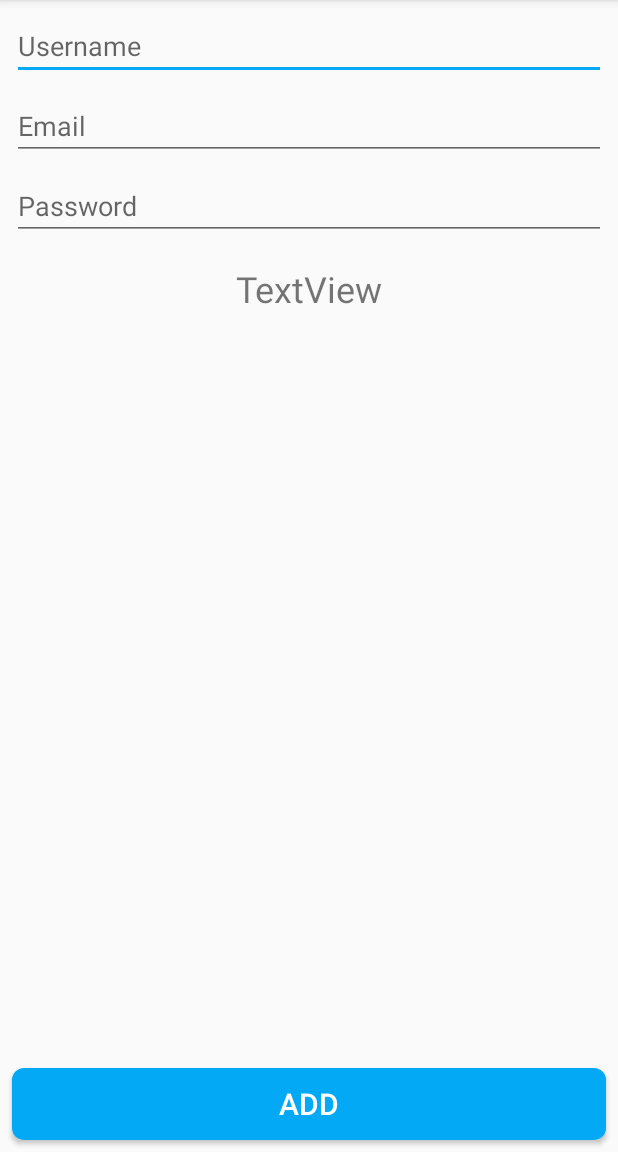
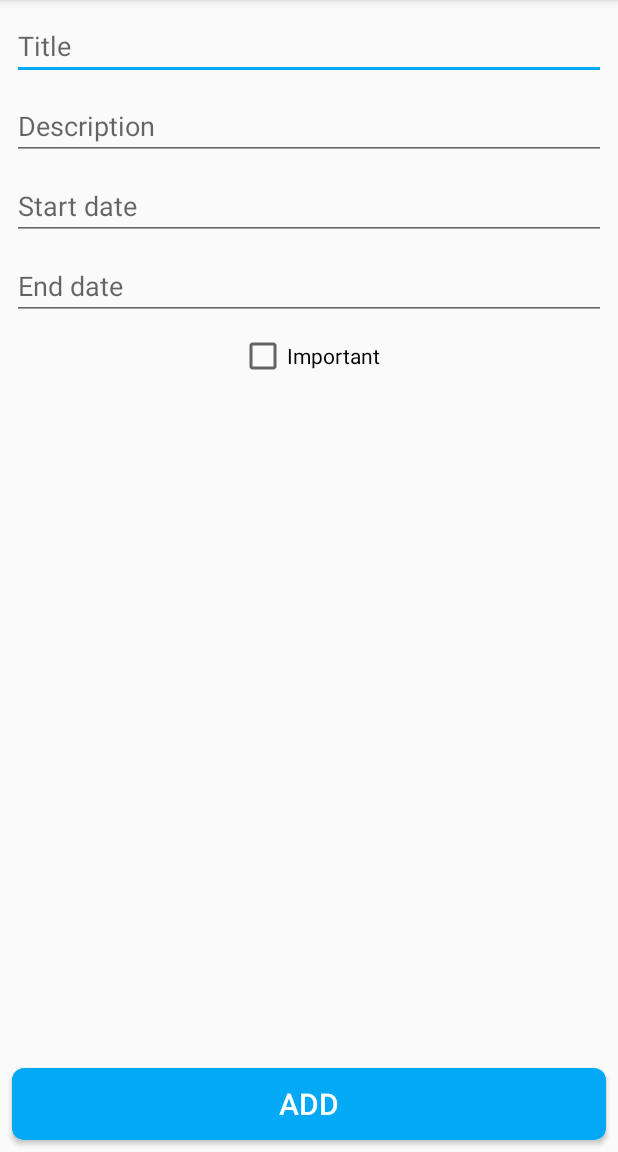
Before and after one commit to DanielKvar/test, an Android app: the screen it shows after launch (AddActivity), after a tap on an icon or button, on a phone screen of 412 x 824 dp, the part 84-1236 px from its top. Run offline under Robolectric (Android 15) with nearby library versions, the phone set to English and light mode, and no system bars; our stand-ins replace navigation-ui.

Commit message:
Added ability to add task.

```diff
--- a/app/src/main/java/com/example/todo/AddActivity.java
+++ b/app/src/main/java/com/example/todo/AddActivity.java
@@ -2,13 +2,120 @@ package com.example.todo;
 
 import androidx.appcompat.app.AppCompatActivity;
 
+import android.app.DatePickerDialog;
+import android.content.Intent;
+import android.graphics.Color;
+import android.graphics.drawable.ColorDrawable;
+import android.icu.util.Calendar;
 import android.os.Bundle;
+import android.util.Log;
+import android.view.View;
+import android.widget.Button;
+import android.widget.CheckBox;
+import android.widget.DatePicker;
+import android.widget.EditText;
+import android.widget.Toast;
+
+import com.example.structure.Opravilo;
+
+import java.time.LocalDate;
+import java.time.format.DateTimeFormatter;
+import java.util.Locale;
 
 public class AddActivity extends AppCompatActivity {
+
+    private static final String TAG = "AddActivity";
+    private MyApp App;
+    private DatePickerDialog.OnDateSetListener mStartDateSetListener;
+    private DatePickerDialog.OnDateSetListener mEndDateSetListener;
 
     @Override
     protected void onCreate(Bundle savedInstanceState) {
         super.onCreate(savedInstanceState);
         setContentView(R.layout.activity_add);
+
+        App = (MyApp)getApplication();
+
+        final Button mAddButton = findViewById(R.id.saveButton);
+        final EditText mStartDate = findViewById(R.id.startDateText);
+        final EditText mEndDate = findViewById(R.id.endDateText);
+        final EditText mTitle = findViewById(R.id.titleText);
+        final EditText mDescription = findViewById(R.id.descriptionText);
+        final CheckBox mImportant = findViewById(R.id.importantCheckBox);
+
+        mAddButton.setOnClickListener(new View.OnClickListener() {
+            @Override
+            public void onClick(View v) {
+                if (!mTitle.getText().toString().matches("")) {
+                    boolean important = false;
+                    if (mImportant.isChecked()) {
+                        important = true;
+                    }
+                    DateTimeFormatter df = DateTimeFormatter.ofPattern("dd-M-yyyy");
+                    LocalDate startDate = null;
+                    LocalDate endDate = null;
+                    if(!mStartDate.getText().toString().matches("")){
+                        startDate = LocalDate.parse(mStartDate.getText().toString(), df);
+                    }
+                    if(!mEndDate.getText().toString().matches("")){
+                        endDate = LocalDate.parse(mEndDate.getText().toString(), df);
+                    }
+                    Opravilo opravilo = new Opravilo(mTitle.getText().toString(), mDescription.getText().toString(), startDate, endDate, important);
+                    App.setCurrentOpravilo(opravilo);
+                    Toast.makeText(getApplicationContext(), "Successfuly added", Toast.LENGTH_SHORT).show();
+                    Intent intent = new Intent(AddActivity.this, MainActivity.class);
+                    startActivity(intent);
+                }
+            }
+        });
+
+        mStartDate.setOnClickListener(new View.OnClickListener() {
+            @Override
+            public void onClick(View view) {
+                renderCalendar(mStartDateSetListener);
+            }
+        });
+
+        mEndDate.setOnClickListener(new View.OnClickListener() {
+            @Override
+            public void onClick(View view) {
+                renderCalendar(mEndDateSetListener);
+            }
+        });
+
+        mStartDateSetListener = new DatePickerDialog.OnDateSetListener() {
+            @Override
+            public void onDateSet(DatePicker datePicker, int year, int month, int day) {
+                month = month + 1;
+
+                String date = day + "-" + month + "-" + year;
+                mStartDate.setText(date);
+            }
+        };
+
+        mEndDateSetListener = new DatePickerDialog.OnDateSetListener() {
+            @Override
+            public void onDateSet(DatePicker datePicker, int year, int month, int day) {
+                month = month + 1;
+
+                String date = day + "-" + month + "-" + year;
+                mEndDate.setText(date);
+            }
+        };
+    }
+
+    protected void renderCalendar(DatePickerDialog.OnDateSetListener mListener){
+        Calendar cal = Calendar.getInstance();
+        int year = cal.get(Calendar.YEAR);
+        int month = cal.get(Calendar.MONTH);
+        int day = cal.get(Calendar.DAY_OF_MONTH);
+
+        DatePickerDialog dialog = new DatePickerDialog(
+                AddActivity.this,
+                android.R.style.Theme_Holo_Light_Dialog_MinWidth,
+                mListener,
+                year,month,day);
+        dialog.getWindow().setBackgroundDrawable(new ColorDrawable(Color.TRANSPARENT));
+        dialog.show();
     }
 }
--- a/app/src/main/java/com/example/todo/MainActivity.java
+++ b/app/src/main/java/com/example/todo/MainActivity.java
@@ -4,7 +4,9 @@ import android.content.Intent;
 import android.os.Bundle;
 import android.view.View;
 import android.view.Menu;
+import android.widget.Toast;
 
+import com.example.structure.Opravilo;
 import com.google.android.material.floatingactionbutton.FloatingActionButton;
 import com.google.android.material.snackbar.Snackbar;
 import com.google.android.material.navigation.NavigationView;
@@ -20,11 +22,17 @@ import androidx.appcompat.widget.Toolbar;
 public class MainActivity extends AppCompatActivity {
 
     private AppBarConfiguration mAppBarConfiguration;
+    private MyApp App;
 
     @Override
     protected void onCreate(Bundle savedInstanceState) {
         super.onCreate(savedInstanceState);
         setContentView(R.layout.activity_main);
+        App = (MyApp)getApplication();
+        Opravilo opravilo = App.getCurrentOpravilo();
+        if(opravilo != null){
+            Toast.makeText(getApplicationContext(), opravilo.toString(), Toast.LENGTH_LONG).show();
+        }
         Toolbar toolbar = findViewById(R.id.toolbar);
         setSupportActionBar(toolbar);
         FloatingActionButton fab = findViewById(R.id.fab);
@@ -61,4 +69,9 @@ public class MainActivity extends AppCompatActivity {
         return NavigationUI.navigateUp(navController, mAppBarConfiguration)
                 || super.onSupportNavigateUp();
     }
+
+    protected void onPause() {
+        super.onPause();
+        App.saveToFile();
+    }
 }
--- a/app/src/main/res/layout/activity_add.xml
+++ b/app/src/main/res/layout/activity_add.xml
@@ -7,46 +7,46 @@
     tools:context=".AddActivity">
 
     <EditText
-        android:id="@+id/usernameText"
+        android:id="@+id/titleText"
         android:layout_width="match_parent"
         android:layout_height="wrap_content"
         android:layout_marginStart="8dp"
         android:layout_marginTop="8dp"
         android:layout_marginEnd="8dp"
         android:ems="10"
-        android:hint="Username"
+        android:hint="@string/title"
         android:inputType="textPersonName"
         app:layout_constraintEnd_toEndOf="parent"
         app:layout_constraintStart_toStartOf="parent"
         app:layout_constraintTop_toTopOf="parent" />
 
     <EditText
-        android:id="@+id/emailText"
+        android:id="@+id/startDateText"
         android:layout_width="match_parent"
         android:layout_height="wrap_content"
         android:layout_marginStart="8dp"
         android:layout_marginTop="8dp"
         android:layout_marginEnd="8dp"
         android:ems="10"
-        android:hint="Email"
-        android:inputType="textEmailAddress"
+        android:hint="@string/start_date"
+        android:inputType="date"
         app:layout_constraintEnd_toEndOf="parent"
         app:layout_constraintStart_toStartOf="parent"
-        app:layout_constraintTop_toBottomOf="@+id/usernameText" />
+        app:layout_constraintTop_toBottomOf="@+id/descriptionText" />
 
     <EditText
-        android:id="@+id/passwordText"
+        android:id="@+id/endDateText"
         android:layout_width="match_parent"
         android:layout_height="wrap_content"
         android:layout_marginStart="8dp"
         android:layout_marginTop="8dp"
         android:layout_marginEnd="8dp"
         android:ems="10"
-        android:hint="Password"
-        android:inputType="textPassword"
+        android:hint="@string/end_date"
+        android:inputType="date"
         app:layout_constraintEnd_toEndOf="parent"
         app:layout_constraintStart_toStartOf="parent"
-        app:layout_constraintTop_toBottomOf="@+id/emailText" />
+        app:layout_constraintTop_toBottomOf="@+id/startDateText" />
 
     <Button
         android:id="@+id/saveButton"
@@ -55,23 +55,37 @@
         android:layout_marginStart="8dp"
         android:layout_marginEnd="8dp"
         android:layout_marginBottom="8dp"
+        android:background="@drawable/button_style"
         android:text="@string/add"
-        android:background="@drawable/button_style"
         android:textColor="#FFFFFF"
         android:textSize="20sp"
         app:layout_constraintBottom_toBottomOf="parent"
         app:layout_constraintEnd_toEndOf="parent"
         app:layout_constraintStart_toStartOf="parent" />
 
-    <TextView
-        android:id="@+id/SettingsCounter"
+    <EditText
+        android:id="@+id/descriptionText"
+        android:layout_width="match_parent"
+        android:layout_height="wrap_content"
+        android:layout_marginStart="8dp"
+        android:layout_marginTop="8dp"
+        android:layout_marginEnd="8dp"
+        android:ems="10"
+        android:gravity="start|top"
+        android:hint="@string/description"
+        android:inputType="textMultiLine"
+        app:layout_constraintEnd_toEndOf="parent"
+        app:layout_constraintStart_toStartOf="parent"
+        app:layout_constraintTop_toBottomOf="@+id/titleText" />
+
+    <CheckBox
+        android:id="@+id/importantCheckBox"
         android:layout_width="wrap_content"
         android:layout_height="wrap_content"
-        android:layout_marginTop="16dp"
-        android:text="TextView"
-        android:textSize="24sp"
+        android:layout_marginTop="8dp"
+        android:text="@string/important"
         app:layout_constraintEnd_toEndOf="parent"
         app:layout_constraintStart_toStartOf="parent"
-        app:layout_constraintTop_toBottomOf="@+id/passwordText" />
+        app:layout_constraintTop_toBottomOf="@+id/endDateText" />
 
 </androidx.constraintlayout.widget.ConstraintLayout>
--- a/app/src/main/res/values/strings.xml
+++ b/app/src/main/res/values/strings.xml
@@ -13,4 +13,10 @@
 
     <string name="home_second">Home Second</string>
     <string name="add">Add</string>
+    <string name="username">Username</string>
+    <string name="start_date">Start date</string>
+    <string name="end_date">End date</string>
+    <string name="description">Description</string>
+    <string name="important">Important</string>
+    <string name="title">Title</string>
 </resources>
```
Also changed, not shown: Structure/src/main/java/com/example/structure/Opravilo.java (+18 -7 lines).
